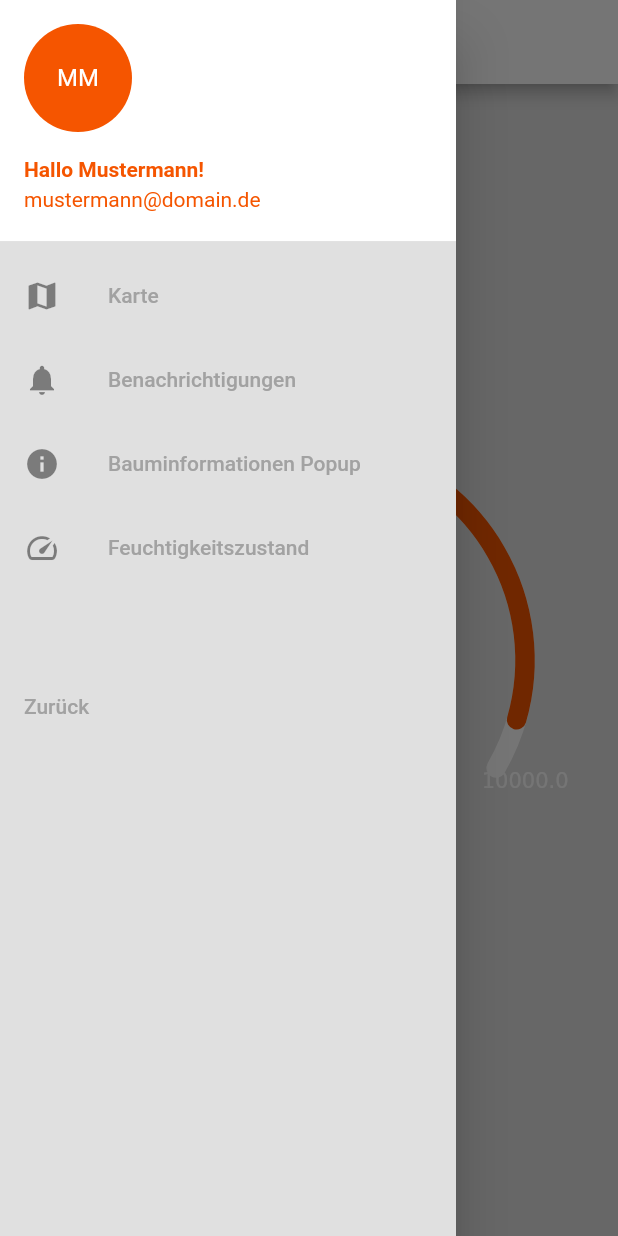
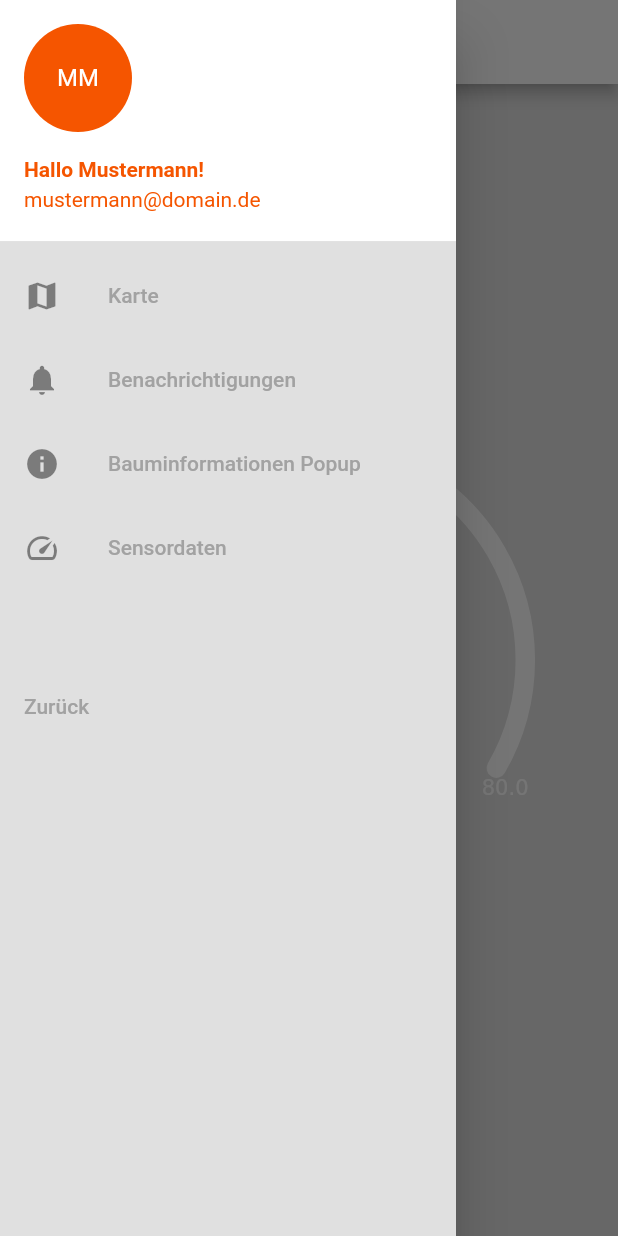
Before and after one commit to T-Power/F-Hydrate, a Flutter app: the SensorPage screen opened directly, with the side drawer open, on a phone screen of 412 x 824 dp. Run offline on Flutter 3.47's test engine with Material 2 defaults, Android fonts, the phone set to English and light mode, and no system bars; our stand-ins replace flutter_map, latlong2.

Commit message:
generalized gauge widget and sensor data

```diff
--- a/f_hydrate/lib/model/sensor.dart
+++ b/f_hydrate/lib/model/sensor.dart
@@ -1,24 +1,79 @@
 class Sensor {
   String id;
   String name;
-  String description;
+  String unit;
   double latitude;
   double longitude;
-  double temperature;
-  double volumetricWaterContent;
-  double electricalConductivity;
-  double salinity;
-  double totalDissolvedSolids;
+  Temperature temperature;
+  VolumetricWaterContent volumetricWaterContent;
+  ElectricalConductivity electricalConductivity;
+  Salinity salinity;
+  TotalDissolvedSolids totalDissolvedSolids;
 
   Sensor(
       {this.id = '',
       this.name = '',
-      this.description = '',
+      this.unit = '',
       this.latitude = 0,
       this.longitude = 0,
-      this.temperature = 0,
-      this.volumetricWaterContent = 0,
-      this.electricalConductivity = 0,
-      this.salinity = 0,
-      this.totalDissolvedSolids = 0});
+      this.temperature = const Temperature(0),
+      this.volumetricWaterContent = const VolumetricWaterContent(0),
+      this.electricalConductivity = const ElectricalConductivity(0),
+      this.salinity = const Salinity(0),
+      this.totalDissolvedSolids = const TotalDissolvedSolids(0)});
 }
+
+class Temperature {
+  final num value;
+  final num min = -4000;
+  final num max = 8000;
+  final num multiplier = 0.01;
+  final String unit = "°C";
+  final String description = "Temperatur";
+
+  const Temperature(this.value);
+}
+
+class VolumetricWaterContent {
+  final num value;
+  final num min = 0;
+  final num max = 10000;
+  final num multiplier = 0.01;
+  final String unit = "%";
+  final String description = "Volumetrischer Wassergehalt";
+
+  const VolumetricWaterContent(this.value);
+}
+
+class ElectricalConductivity {
+  final num value;
+  final num min = 0;
+  final num max = 20000;
+  final num multiplier = 1;
+  final String unit = "us/cm";
+  final String description = "Elektrische Leitfähigkeit";
+
+  const ElectricalConductivity(this.value);
+}
+
+class Salinity {
+  final num value;
+  final num min = 0;
+  final num max = 20000;
+  final num multiplier = 1;
+  final String unit = "mg/L";
+  final String description = "Salzgehalt";
+
+  const Salinity(this.value);
+}
+
+class TotalDissolvedSolids {
+  final num value;
+  final num min = 0;
+  final num max = 20000;
+  final num multiplier = 1;
+  final String unit = "mg/L";
+  final String description = "Abdampfrückstand";
+
+  const TotalDissolvedSolids(this.value);
+}
--- a/f_hydrate/lib/ui/drawer.dart
+++ b/f_hydrate/lib/ui/drawer.dart
@@ -80,14 +80,14 @@ class DrawerBuilder {
               },
             ),
             ListTile(
-              title: const Text('Feuchtigkeitszustand'),
+              title: const Text('Sensordaten'),
               leading: const Icon(Icons.speed),
               onTap: () {
                 Navigator.push(
                   context,
                   MaterialPageRoute(
                     builder: (context) => const SensorPage(
-                      key: Key('moistureInformation'),
+                      key: Key('sensorData'),
                     ),
                   ),
                 );
--- a/f_hydrate/lib/ui/sensor_page.dart
+++ b/f_hydrate/lib/ui/sensor_page.dart
@@ -18,10 +18,11 @@ class _SensorPageState extends State<SensorPage> {
   @override
   Widget build(BuildContext context) {
     Sensor sensor = widget.sensor ?? randomSensor();
+    dynamic unit = randomUnit(sensor);
     return Scaffold(
       drawer: DrawerBuilder.build(context),
       appBar: AppBar(
-        title: Text('${sensor.name} Feuchtigkeit'),
+        title: Text('${sensor.name} ${unit.description}'),
       ),
       body: SizedBox(
         width: MediaQuery.of(context).size.width,
@@ -30,9 +31,7 @@ class _SensorPageState extends State<SensorPage> {
           mainAxisAlignment: MainAxisAlignment.center,
           children: [
             Gauge(
-              title: 'Feuchtigkeit',
-              maxValue: 10000,
-              currentValue: sensor.volumetricWaterContent,
+              unit: unit,
             ),
           ],
         ),
@@ -43,7 +42,29 @@ class _SensorPageState extends State<SensorPage> {
   Sensor randomSensor() {
     return Sensor(
       name: 'FH DO FB4',
-      volumetricWaterContent: Random().nextInt(10000) * 1.0,
+      temperature: Temperature(Random().nextInt(8000)),
+      volumetricWaterContent: VolumetricWaterContent(Random().nextInt(10000)),
+      electricalConductivity: ElectricalConductivity(Random().nextInt(20000)),
+      salinity: Salinity(Random().nextInt(20000)),
+      totalDissolvedSolids: TotalDissolvedSolids(Random().nextInt(20000)),
     );
   }
+
+  dynamic randomUnit(Sensor sensor) {
+    int random = Random().nextInt(4);
+    switch (random) {
+      case 0:
+        return sensor.temperature;
+      case 1:
+        return sensor.volumetricWaterContent;
+      case 2:
+        return sensor.electricalConductivity;
+      case 3:
+        return sensor.salinity;
+      case 4:
+        return sensor.totalDissolvedSolids;
+      default:
+        return sensor.volumetricWaterContent;
+    }
+  }
 }
--- a/f_hydrate/lib/ui/widgets/gauge.dart
+++ b/f_hydrate/lib/ui/widgets/gauge.dart
@@ -7,23 +7,16 @@ import 'package:flutter/material.dart';
  * Example from https://rm3l.org/creating-a-mid-circle-radial-gauge-in-flutter/
  */
 class Gauge extends StatelessWidget {
-  const Gauge(
-      {Key? key,
-      required this.title,
-      this.maxValue = 100,
-      this.currentValue = 0})
-      : super(key: key);
+  const Gauge({Key? key, required this.unit}) : super(key: key);
 
-  final String title;
-  final double maxValue;
-  final double currentValue;
+  final dynamic unit;
 
   @override
   Widget build(BuildContext context) {
     final screenWidth = MediaQuery.of(context).size.width;
     final screenHeight = MediaQuery.of(context).size.height;
     return CustomPaint(
-      foregroundPainter: _GaugePainter(context, currentValue, maxValue),
+      foregroundPainter: _GaugePainter(context, unit),
       child: Container(
         width: screenWidth * 0.35,
         padding: const EdgeInsets.only(top: 50),
@@ -37,7 +30,7 @@ class Gauge extends StatelessWidget {
               Text(
                 calculateValue(),
                 style: const TextStyle(
-                  fontSize: 45,
+                  fontSize: 40,
                   fontWeight: FontWeight.bold,
                 ),
               ),
@@ -45,11 +38,17 @@ class Gauge extends StatelessWidget {
                 height: 5,
               ),
               Text(
-                title,
+                unit.description,
                 style: const TextStyle(
                   fontWeight: FontWeight.bold,
                 ),
               ),
+              Text(
+                '${unit.unit}',
+                style: const TextStyle(
+                  fontWeight: FontWeight.bold,
+                ),
+              )
             ],
           ),
         ),
@@ -58,16 +57,15 @@ class Gauge extends StatelessWidget {
   }
 
   String calculateValue() {
-    return '${(100 * currentValue / maxValue).toStringAsFixed(1)}%';
+    return '${(unit.value * unit.multiplier).toStringAsFixed(1)} ${unit.unit}';
   }
 }
 
 class _GaugePainter extends CustomPainter {
-  final num maxValue;
-  final num current;
+  final dynamic unit;
   final BuildContext context;
 
-  _GaugePainter(this.context, this.current, this.maxValue);
+  _GaugePainter(this.context, this.unit);
 
   @override
   void paint(Canvas canvas, Size size) {
@@ -91,18 +89,17 @@ class _GaugePainter extends CustomPainter {
     canvas.drawArc(Rect.fromCircle(center: center, radius: radius), startAngle,
         sweepAngle, false, line);
 
-    final arcAngle = (sweepAngle) * (current / maxValue);
+    final arcAngle = (sweepAngle) * (unit.value / unit.max);
     canvas.drawArc(Rect.fromCircle(center: center, radius: radius), startAngle,
         arcAngle, false, complete);
 
     final lowerBoundText = TextPainter(textDirection: TextDirection.ltr)
-      ..text = const TextSpan(text: '0')
+      ..text = TextSpan(text: '${(unit.min * unit.multiplier)}')
       ..layout(minWidth: 0, maxWidth: double.maxFinite);
-    lowerBoundText.paint(
-        canvas, Offset(-size.width * 0.42, size.height / 1));
+    lowerBoundText.paint(canvas, Offset(-size.width * 0.42, size.height / 1));
 
     final upperBoundText = TextPainter(textDirection: TextDirection.ltr)
-      ..text = TextSpan(text: '$maxValue')
+      ..text = TextSpan(text: '${(unit.max * unit.multiplier)}')
       ..layout(minWidth: 0, maxWidth: double.maxFinite);
     upperBoundText.paint(canvas, Offset(size.width / 0.77, size.height / 1));
   }
```
